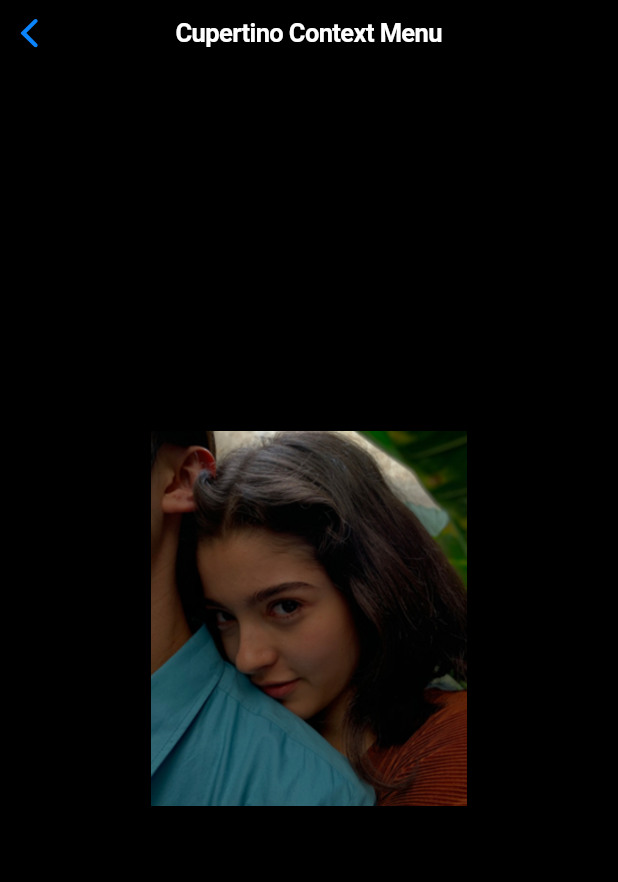
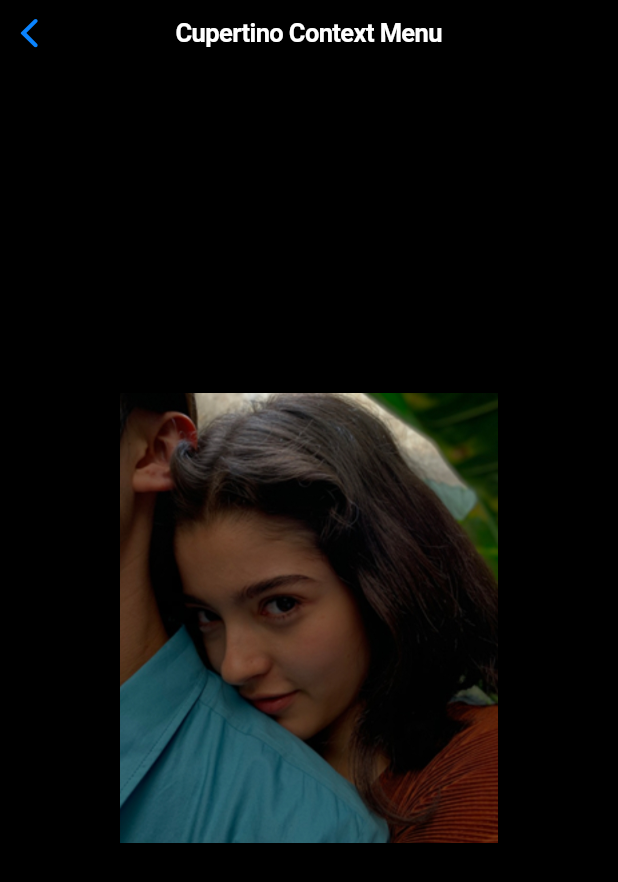
Before and after one commit to Aayush014/action_sheet_and_context_menu, a Flutter app: the MyContextMenu screen opened directly, on a phone screen of 412 x 824 dp. Shown: the top 882 px of the screen. Run offline on Flutter 3.47's test engine with Material 3 defaults, Android fonts, the phone set to English and light mode, and no system bars.

Commit message:
!!HAR HAR MAHADEV!!

```diff
--- a/lib/Context Menu/context_menu.dart
+++ b/lib/Context Menu/context_menu.dart
@@ -11,7 +11,7 @@ class MyContextMenu extends StatelessWidget {
       ),
       child: Center(
         child: SizedBox(
-          height: 250,
+          height: 300,
           child: CupertinoContextMenu(
             enableHapticFeedback: true,
             actions: <Widget>[
@@ -19,7 +19,6 @@ class MyContextMenu extends StatelessWidget {
                 onPressed: () {
                   Navigator.pop(context);
                 },
-                // isDefaultAction: true,
                 trailingIcon: CupertinoIcons.doc_on_clipboard_fill,
                 child: const Text('Copy'),
               ),
```
Also changed, not shown: lib/Action Sheet/action_sheet.dart (+16 -8 lines).
